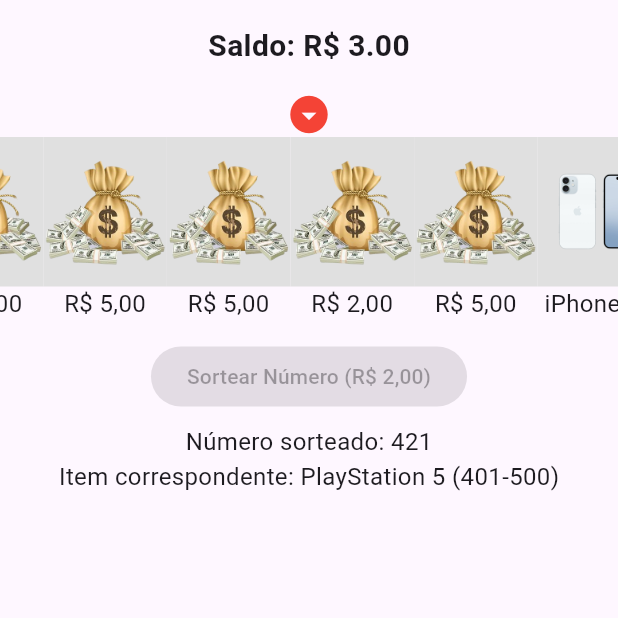
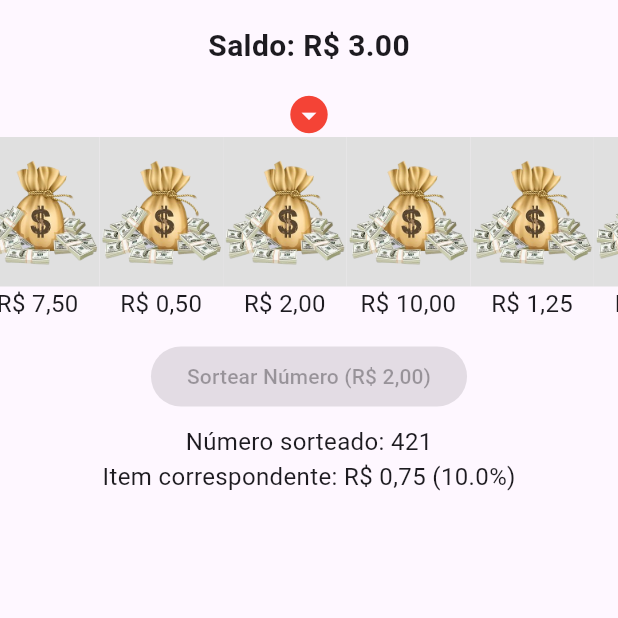
Before and after one commit to joaoconstancio1/genie_luck, a Flutter app: the screen it shows after launch, after a tap on an icon or button, on a phone screen of 412 x 824 dp, the top half of it. Run offline on Flutter 3.47's test engine with Material 3 defaults, Android fonts, the phone set to English and light mode, and no system bars.

Commit message:
Refactor GenieSlider to use dynamic SliderItem list and implement percentage-based selection

```diff
--- a/lib/genie_slider.dart
+++ b/lib/genie_slider.dart
@@ -1,78 +1,7 @@
 import 'package:flutter/material.dart';
 import 'dart:math';
 
-final List<SliderItem> sliderItems = [
-  SliderItem(
-    index: 0,
-    title: 'R\$ 2,00',
-    image: 'assets/images/money.png',
-    minRange: 1,
-    maxRange: 100,
-  ),
-  SliderItem(
-    index: 1,
-    title: 'R\$ 5,00',
-    image: 'assets/images/money.png',
-    minRange: 101,
-    maxRange: 200,
-  ),
-  SliderItem(
-    index: 2,
-    title: 'iPhone 16',
-    image: 'assets/images/iphone16.png',
-    minRange: 201,
-    maxRange: 300,
-  ),
-  SliderItem(
-    index: 3,
-    title: 'R\$ 10,00',
-    image: 'assets/images/money.png',
-    minRange: 301,
-    maxRange: 400,
-  ),
-  SliderItem(
-    index: 4,
-    title: 'PlayStation 5',
-    image: 'assets/images/playstation5.png',
-    minRange: 401,
-    maxRange: 500,
-  ),
-  SliderItem(
-    index: 5,
-    title: 'R\$ 50,00',
-    image: 'assets/images/money.png',
-    minRange: 501,
-    maxRange: 600,
-  ),
-  SliderItem(
-    index: 6,
-    title: 'R\$ 100,00',
-    image: 'assets/images/money.png',
-    minRange: 601,
-    maxRange: 700,
-  ),
-  SliderItem(
-    index: 7,
-    title: 'R\$ 5,00',
-    image: 'assets/images/money.png',
-    minRange: 701,
-    maxRange: 800,
-  ),
-  SliderItem(
-    index: 8,
-    title: 'R\$ 5,00',
-    image: 'assets/images/money.png',
-    minRange: 801,
-    maxRange: 900,
-  ),
-  SliderItem(
-    index: 9,
-    title: 'R\$ 5,00',
-    image: 'assets/images/money.png',
-    minRange: 901,
-    maxRange: 1000,
-  ),
-];
+import 'package:genie_luck/slider_itens.dart';
 
 class GenieSlider extends StatefulWidget {
   const GenieSlider({super.key});
@@ -96,7 +25,7 @@ class _GenieSliderState extends State<GenieSlider> {
   }
 
   Future<void> _animateToItem(int targetIndex) async {
-    int itemsCount = sliderItems.length;
+    int itemsCount = SliderItem.sliderItems.length;
     const int loops = 3;
 
     int currentPage = _pageController!.page?.round() ?? 1000;
@@ -110,7 +39,6 @@ class _GenieSliderState extends State<GenieSlider> {
     final int totalSteps = (itemsCount * loops) + stepsToTarget;
     final int targetPage = currentPage + totalSteps;
 
-    // Inicia a animação
     setState(() {
       isSpinning = true; // Bloqueia o botão
     });
@@ -121,10 +49,29 @@ class _GenieSliderState extends State<GenieSlider> {
       curve: Curves.easeOutExpo,
     );
 
-    // Termina a animação
     setState(() {
       isSpinning = false; // Desbloqueia o botão
     });
+  }
+
+  SliderItem _selectItemByPercentage() {
+    final random = Random();
+    double totalPercentage = SliderItem.sliderItems.fold(
+      0,
+      (sum, item) => sum + item.percentage!,
+    );
+    double randomValue = random.nextDouble() * totalPercentage;
+
+    double cumulative = 0;
+    for (var item in SliderItem.sliderItems) {
+      cumulative += item.percentage!;
+      if (randomValue <= cumulative) {
+        return item;
+      }
+    }
+    return SliderItem
+        .sliderItems
+        .last; // Fallback (não deve ocorrer se as porcentagens somam 100)
   }
 
   @override
@@ -144,7 +91,6 @@ class _GenieSliderState extends State<GenieSlider> {
     return Scaffold(
       body: Column(
         children: [
-          // Exibição do saldo no topo
           Padding(
             padding: const EdgeInsets.all(16.0),
             child: Text(
@@ -162,7 +108,9 @@ class _GenieSliderState extends State<GenieSlider> {
             child: PageView.builder(
               controller: _pageController,
               itemBuilder: (context, index) {
-                final item = sliderItems[index % sliderItems.length];
+                final item =
+                    SliderItem.sliderItems[index %
+                        SliderItem.sliderItems.length];
                 return Column(
                   children: [
                     SizedBox(
@@ -204,19 +152,16 @@ class _GenieSliderState extends State<GenieSlider> {
                       (userBalance >= costToPlay && !isSpinning)
                           ? () async {
                             setState(() {
-                              randomNumber = Random().nextInt(1000) + 1;
-                              selectedItem = sliderItems.firstWhere(
-                                (item) =>
-                                    randomNumber! >= item.minRange! &&
-                                    randomNumber! <= item.maxRange!,
-                                orElse: () => sliderItems.first,
-                              );
+                              selectedItem = _selectItemByPercentage();
+                              randomNumber =
+                                  Random().nextInt(1000) +
+                                  1; // Mantido apenas para exibição
                               userBalance -=
                                   costToPlay; // Deduz o custo do saldo
                             });
                             await _animateToItem(selectedItem!.index!);
                           }
-                          : null, // Botão desabilitado se saldo insuficiente ou girando
+                          : null,
                   child: Text(
                     userBalance >= costToPlay
                         ? 'Sortear Número (R\$ 2,00)'
@@ -234,7 +179,7 @@ class _GenieSliderState extends State<GenieSlider> {
                         ),
                         Text(
                           'Item correspondente: ${selectedItem!.title} '
-                          '(${selectedItem!.minRange}-${selectedItem!.maxRange})',
+                          '(${selectedItem!.percentage}%)',
                           style: const TextStyle(fontSize: 16),
                         ),
                       ],
@@ -248,27 +193,3 @@ class _GenieSliderState extends State<GenieSlider> {
     );
   }
 }
-
-class SliderItem {
-  int? index;
-  String? image;
-  String? title;
-  String? description;
-  Color? color;
-  int? minRange;
-  int? maxRange;
-
-  SliderItem({
-    this.index,
-    this.image,
-    this.title,
-    this.description,
-    this.color,
-    this.minRange,
-    this.maxRange,
-  });
-}
-
-void main() {
-  runApp(const MaterialApp(home: GenieSlider()));
-}
--- /dev/null
+++ b/lib/slider_itens.dart
@@ -0,0 +1,142 @@
+import 'package:flutter/material.dart';
+
+class SliderItem {
+  int? index;
+  String? image;
+  String? title;
+  String? description;
+  Color? color;
+  double? percentage; // Novo campo para porcentagem
+
+  SliderItem({
+    this.index,
+    this.image,
+    this.title,
+    this.description,
+    this.color,
+    this.percentage,
+  });
+
+  static final List<SliderItem> sliderItems = [
+    SliderItem(
+      index: 0,
+      title: 'R\$ 5,00',
+      image: 'assets/images/money.png',
+      percentage: 2, // 2% de chance
+    ),
+    SliderItem(
+      index: 1,
+      title: 'R\$ 0,75',
+      image: 'assets/images/money.png',
+      percentage: 10, // 10% de chance
+    ),
+    SliderItem(
+      index: 2,
+      title: 'PlayStation 5',
+      image: 'assets/images/playstation5.png',
+      percentage: 0.5, // 0.5% de chance
+    ),
+    SliderItem(
+      index: 3,
+      title: 'R\$ 15,00',
+      image: 'assets/images/money.png',
+      percentage: 1, // 1% de chance
+    ),
+    SliderItem(
+      index: 4,
+      title: 'R\$ 1,50',
+      image: 'assets/images/money.png',
+      percentage: 7, // 7% de chance
+    ),
+    SliderItem(
+      index: 5,
+      title: 'R\$ 25,00',
+      image: 'assets/images/money.png',
+      percentage: 1, // 1% de chance
+    ),
+    SliderItem(
+      index: 6,
+      title: 'R\$ 2,50',
+      image: 'assets/images/money.png',
+      percentage: 4, // 4% de chance
+    ),
+    SliderItem(
+      index: 7,
+      title: 'iPhone 16',
+      image: 'assets/images/iphone16.png',
+      percentage: 0.5, // 0.5% de chance
+    ),
+    SliderItem(
+      index: 8,
+      title: 'R\$ 0,25',
+      image: 'assets/images/money.png',
+      percentage: 20, // 20% de chance
+    ),
+    SliderItem(
+      index: 9,
+      title: 'R\$ 3,50',
+      image: 'assets/images/money.png',
+      percentage: 2, // 2% de chance
+    ),
+    SliderItem(
+      index: 10,
+      title: 'R\$ 1,00',
+      image: 'assets/images/money.png',
+      percentage: 10, // 10% de chance
+    ),
+    SliderItem(
+      index: 11,
+      title: 'R\$ 7,50',
+      image: 'assets/images/money.png',
+      percentage: 1, // 1% de chance
+    ),
+    SliderItem(
+      index: 12,
+      title: 'R\$ 0,50',
+      image: 'assets/images/money.png',
+      percentage: 15, // 15% de chance
+    ),
+    SliderItem(
+      index: 13,
+      title: 'R\$ 2,00',
+      image: 'assets/images/money.png',
+      percentage: 5, // 5% de chance
+    ),
+    SliderItem(
+      index: 14,
+      title: 'R\$ 10,00',
+      image: 'assets/images/money.png',
+      percentage: 1, // 1% de chance
+    ),
+    SliderItem(
+      index: 15,
+      title: 'R\$ 1,25',
+      image: 'assets/images/money.png',
+      percentage: 8, // 8% de chance
+    ),
+    SliderItem(
+      index: 16,
+      title: 'R\$ 4,00',
+      image: 'assets/images/money.png',
+      percentage: 2, // 2% de chance
+    ),
+    SliderItem(
+      index: 17,
+      title: 'R\$ 50,00',
+      image: 'assets/images/money.png',
+      percentage: 1, // 1% de chance
+    ),
+    SliderItem(
+      index: 18,
+      title: 'R\$ 1,75',
+      image: 'assets/images/money.png',
+      percentage: 6, // 6% de chance
+    ),
+    SliderItem(
+      index: 19,
+      title: 'R\$ 3,00',
+      image: 'assets/images/money.png',
+      percentage: 3, // 3% de chance
+    ),
+  ];
+}
```
